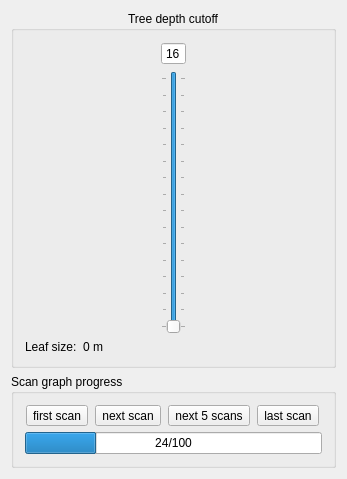
Old version of the form octovis/include/octovis/ViewerSettingsPanel.ui in the repository OctoMap/octomap.
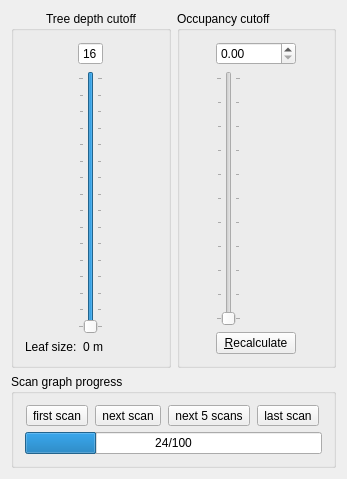
New version of the form. Icons and pictures are not drawn.

Commit message: Octovis improvements: Optimized rendering with amortized voxel construction and slider for occupancy threshold. Contributed by K. Stepanas.

Diff of the .ui file:
```diff
--- a/octovis/include/octovis/ViewerSettingsPanel.ui
+++ b/octovis/include/octovis/ViewerSettingsPanel.ui
@@ -18,11 +18,13 @@
   <property name="windowTitle" >
    <string>ViewerSettingsPanel</string>
   </property>
-  <layout class="QVBoxLayout" name="verticalLayout_2" >
+  <layout class="QVBoxLayout" name="verticalLayout">
    <item>
-    <widget class="QGroupBox" name="groupBox_2" >
-     <property name="sizePolicy" >
-      <sizepolicy vsizetype="MinimumExpanding" hsizetype="Minimum" >
+    <layout class="QHBoxLayout" name="horizontalLayout_2">
+     <item>
+      <widget class="QGroupBox" name="groupBox_2">
+       <property name="sizePolicy">
+        <sizepolicy hsizetype="Minimum" vsizetype="MinimumExpanding">
        <horstretch>0</horstretch>
        <verstretch>0</verstretch>
       </sizepolicy>
@@ -146,8 +148,56 @@
     </widget>
    </item>
    <item>
-    <widget class="QGroupBox" name="groupBox" >
-     <property name="title" >
+      <widget class="QGroupBox" name="groupBox_3">
+       <property name="title">
+        <string>Occupancy cutoff</string>
+       </property>
+       <layout class="QVBoxLayout" name="verticalLayout_2">
+        <item>
+         <layout class="QGridLayout" name="gridLayout_2">
+          <item row="0" column="0">
+           <widget class="QDoubleSpinBox" name="occCutoffBox">
+            <property name="maximum">
+             <double>1.000000000000000</double>
+            </property>
+            <property name="singleStep">
+             <double>0.050000000000000</double>
+            </property>
+           </widget>
+          </item>
+          <item row="2" column="0">
+           <widget class="QPushButton" name="recalculateOccupancyButton">
+            <property name="text">
+             <string>&amp;Recalculate</string>
+            </property>
+           </widget>
+          </item>
+          <item row="1" column="0">
+           <widget class="QSlider" name="occCutoffSlider">
+            <property name="maximum">
+             <number>100</number>
+            </property>
+            <property name="orientation">
+             <enum>Qt::Vertical</enum>
+            </property>
+            <property name="tickPosition">
+             <enum>QSlider::TicksBothSides</enum>
+            </property>
+            <property name="tickInterval">
+             <number>10</number>
+            </property>
+           </widget>
+          </item>
+         </layout>
+        </item>
+       </layout>
+      </widget>
+     </item>
+    </layout>
+   </item>
+   <item>
+    <widget class="QGroupBox" name="groupBox">
+     <property name="title">
       <string>Scan graph progress</string>
      </property>
      <layout class="QVBoxLayout" name="verticalLayout_5" >
```
Left out of the diff: 84 changed lines with no effect on the pictures. Lines whose indentation alone changed are shown as unchanged. The commit also changes 8 other files.
